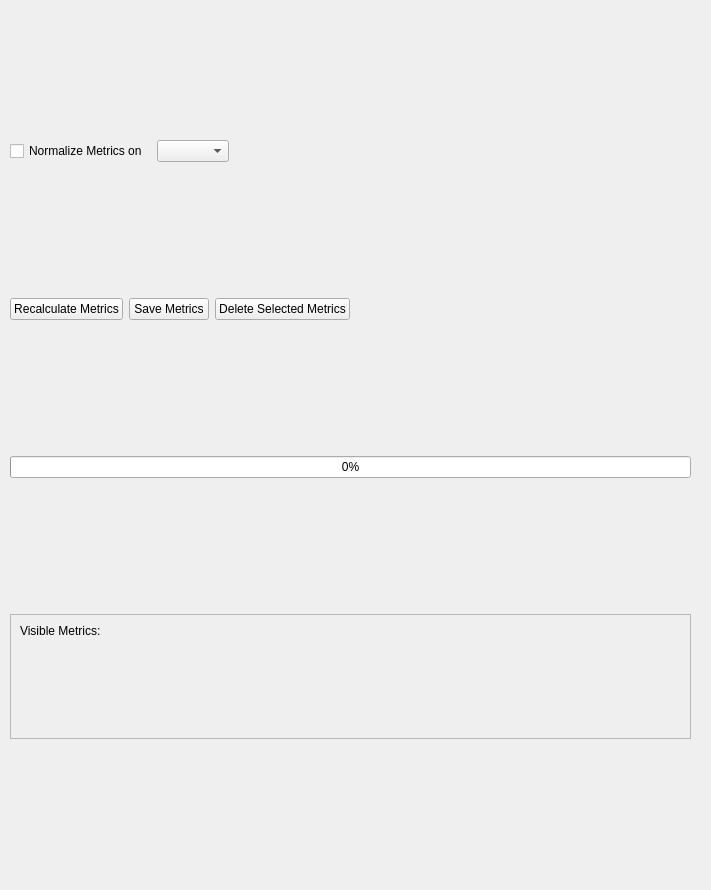
First picture: the form in uis/MetricGraph.ui, repository Veldrovive/video-processor, before the edit.
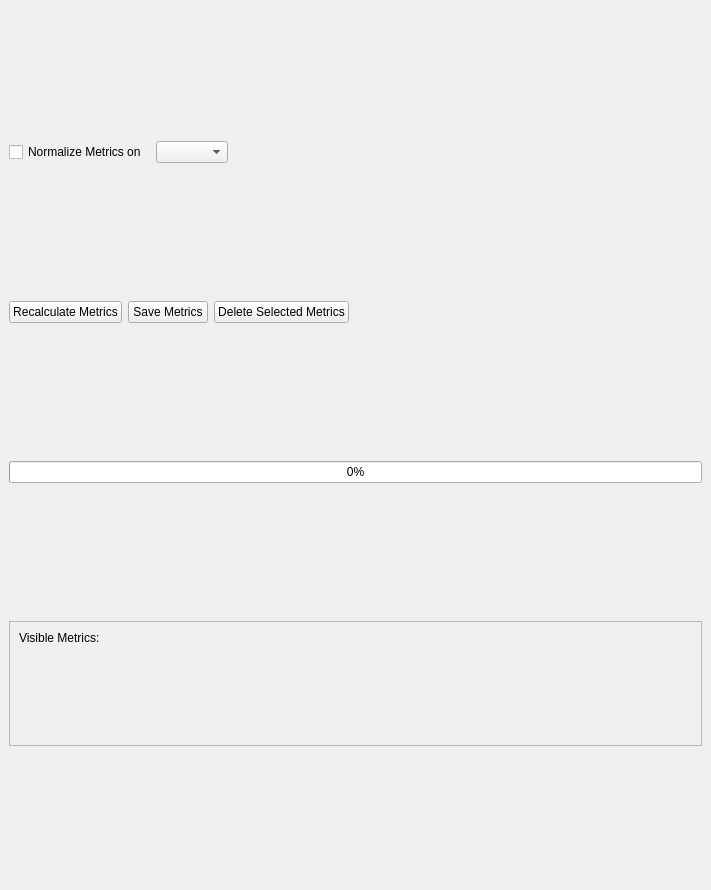
Second picture: the form after the edit.

Patch:
```diff
--- a/uis/MetricGraph.ui
+++ b/uis/MetricGraph.ui
@@ -14,15 +14,8 @@
    <string>MainWindow</string>
   </property>
   <widget class="QWidget" name="centralwidget">
-   <widget class="QWidget" name="verticalLayoutWidget">
-    <property name="geometry">
-     <rect>
-      <x>10</x>
-      <y>10</y>
-      <width>681</width>
-      <height>861</height>
-     </rect>
-    </property>
+   <layout class="QVBoxLayout" name="verticalLayout_2">
+    <item>
     <layout class="QVBoxLayout" name="verticalLayout">
      <item>
       <layout class="QHBoxLayout" name="config_container">
@@ -124,7 +117,7 @@
          <rect>
           <x>0</x>
           <y>0</y>
-          <width>677</width>
+           <width>683</width>
           <height>52</height>
          </rect>
         </property>
@@ -166,7 +159,8 @@
       <layout class="QHBoxLayout" name="graph_container"/>
      </item>
     </layout>
-   </widget>
+    </item>
+   </layout>
   </widget>
  </widget>
  <resources/>
```
Lines whose indentation alone changed are shown as unchanged.
